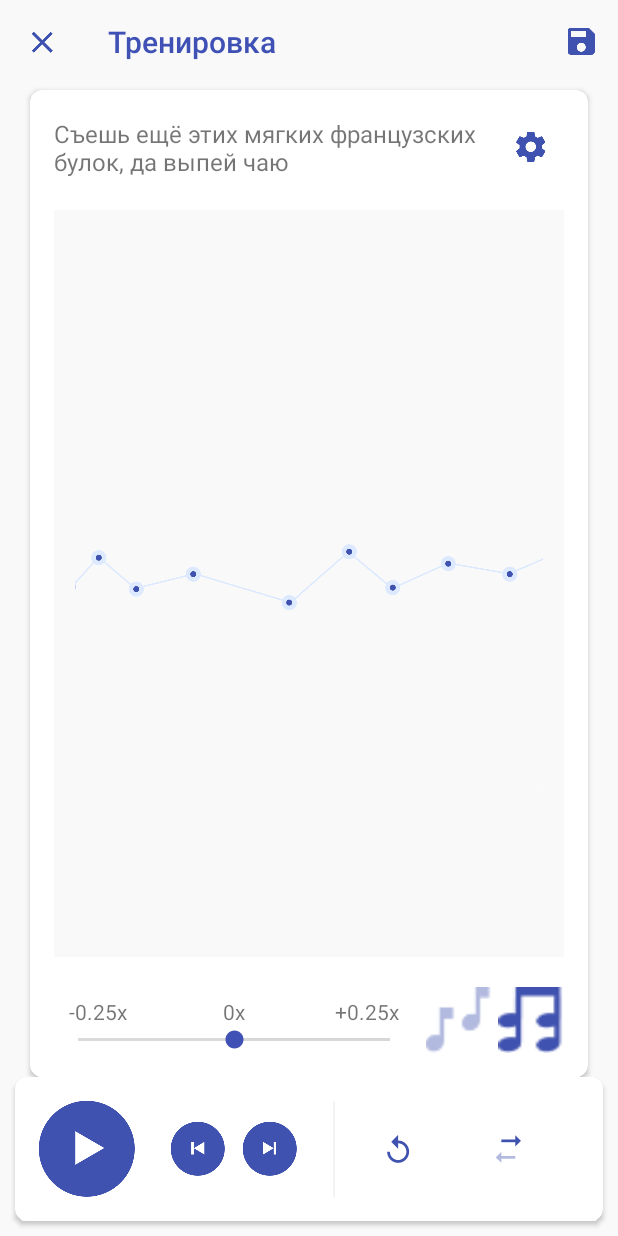
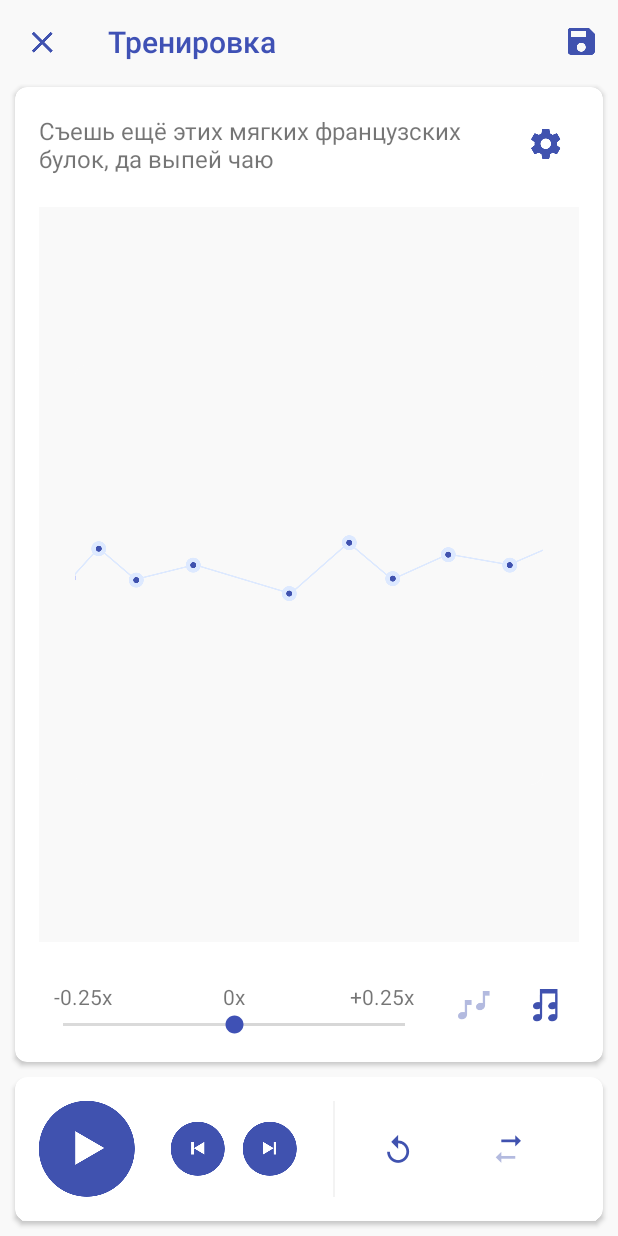
Before and after one commit to mlipkovich/VocalWarmUp, an Android app: the PlayerActivity screen opened directly, with no data from a screen before it, after a tap on an icon or button, on a phone screen of 412 x 824 dp. Run offline under Robolectric (Android 15) with nearby library versions, the phone set to English and light mode, and no system bars; 9 statements that could not run were skipped.

Commit message:
Some layout fixes

```diff
--- a/app/src/main/java/com/berniac/vocalwarmup/ui/player/PlayerActivity.java
+++ b/app/src/main/java/com/berniac/vocalwarmup/ui/player/PlayerActivity.java
@@ -37,7 +37,7 @@ public class PlayerActivity extends PlayerView {
         transaction.commit();
 
         playButton = (ImageButton) findViewById(R.id.play_btn);
-        playButton.setBackgroundResource(R.drawable.ic_player_play);
+        playButton.setImageResource(R.drawable.ic_player_play);
         playButton.setOnClickListener(new View.OnClickListener() {
             @Override
             public void onClick(View v) {
@@ -84,12 +84,12 @@ public class PlayerActivity extends PlayerView {
 
     @Override
     public void changePlayButtonToPause() {
-        playButton.setBackgroundResource(R.drawable.ic_player_pause);
+        playButton.setImageResource(R.drawable.ic_player_pause);
     }
 
     @Override
     public void changePlayButtonToPlay() {
-        playButton.setBackgroundResource(R.drawable.ic_player_play);
+        playButton.setImageResource(R.drawable.ic_player_play);
     }
 
     @Override
--- a/app/src/main/java/com/berniac/vocalwarmup/ui/player/PlayerScreenFragment.java
+++ b/app/src/main/java/com/berniac/vocalwarmup/ui/player/PlayerScreenFragment.java
@@ -54,7 +54,7 @@ public class PlayerScreenFragment extends Fragment {
         });
 
         harmonySwitcherButton = (ImageButton) view.findViewById(R.id.harmony_btn);
-        harmonySwitcherButton.setBackgroundResource(R.drawable.ic_player_harmony_on);
+        harmonySwitcherButton.setImageResource(R.drawable.ic_player_harmony_on);
         harmonySwitcherButton.setOnClickListener(new View.OnClickListener() {
             @Override
             public void onClick(View v) {
@@ -63,7 +63,7 @@ public class PlayerScreenFragment extends Fragment {
         });
 
         melodySwitcherButton = (ImageButton) view.findViewById(R.id.melody_btn);
-        melodySwitcherButton.setBackgroundResource(R.drawable.ic_player_melody_on);
+        melodySwitcherButton.setImageResource(R.drawable.ic_player_melody_on);
         melodySwitcherButton.setOnClickListener(new View.OnClickListener() {
             @Override
             public void onClick(View v) {
@@ -95,18 +95,18 @@ public class PlayerScreenFragment extends Fragment {
     }
 
     public void changeHarmonyButtonToOn() {
-        harmonySwitcherButton.setBackgroundResource(R.drawable.ic_player_harmony_on);
+        harmonySwitcherButton.setImageResource(R.drawable.ic_player_harmony_on);
     }
 
     public void changeHarmonyButtonToOff() {
-        harmonySwitcherButton.setBackgroundResource(R.drawable.ic_player_harmony_off);
+        harmonySwitcherButton.setImageResource(R.drawable.ic_player_harmony_off);
     }
 
     public void changeMelodyButtonToOn() {
-        melodySwitcherButton.setBackgroundResource(R.drawable.ic_player_melody_on);
+        melodySwitcherButton.setImageResource(R.drawable.ic_player_melody_on);
     }
 
     public void changeMelodyButtonToOff() {
-        melodySwitcherButton.setBackgroundResource(R.drawable.ic_player_melody_off);
+        melodySwitcherButton.setImageResource(R.drawable.ic_player_melody_off);
     }
 }
--- a/app/src/main/res/layout/activity_player.xml
+++ b/app/src/main/res/layout/activity_player.xml
@@ -11,9 +11,6 @@
         android:id="@+id/player_fragment_container"
         android:layout_width="0dp"
         android:layout_height="0dp"
-        android:layout_marginTop="2dp"
-        android:layout_marginEnd="@dimen/card_margin"
-        android:layout_marginStart="@dimen/card_margin"
         app:layout_constraintBottom_toTopOf="@+id/player_controls_card"
         app:layout_constraintEnd_toEndOf="parent"
         app:layout_constraintStart_toStartOf="parent"
@@ -39,6 +36,7 @@
                 android:layout_width="wrap_content"
                 android:layout_height="wrap_content"
                 android:background="@android:color/transparent"
+                android:src="@drawable/ic_player_play"
                 app:layout_constraintBottom_toBottomOf="parent"
                 app:layout_constraintStart_toStartOf="parent"
                 app:layout_constraintTop_toTopOf="parent" />
--- a/app/src/main/res/layout/fragment_player_config.xml
+++ b/app/src/main/res/layout/fragment_player_config.xml
@@ -8,6 +8,7 @@
     android:layout_marginTop="2dp"
     android:layout_marginEnd="@dimen/card_margin"
     android:layout_marginStart="@dimen/card_margin"
+    android:layout_marginBottom="@dimen/card_margin"
     app:cardCornerRadius="@dimen/card_corner_radius">
 
     <android.support.constraint.ConstraintLayout
--- a/app/src/main/res/layout/fragment_player_screen.xml
+++ b/app/src/main/res/layout/fragment_player_screen.xml
@@ -8,6 +8,7 @@
     android:layout_marginTop="2dp"
     android:layout_marginEnd="@dimen/card_margin"
     android:layout_marginStart="@dimen/card_margin"
+    android:layout_marginBottom="@dimen/card_margin"
     app:cardCornerRadius="@dimen/card_corner_radius">
 
     <android.support.constraint.ConstraintLayout
@@ -100,6 +101,7 @@
             android:layout_marginEnd="@dimen/player_small_buttons_margin"
             android:layout_marginRight="@dimen/player_small_buttons_margin"
             android:background="@android:color/transparent"
+            android:src="@drawable/ic_player_melody_on"
             app:layout_constraintBottom_toBottomOf="parent"
             app:layout_constraintEnd_toStartOf="@+id/harmony_btn" />
 
@@ -108,6 +110,7 @@
             android:layout_width="@dimen/player_small_buttons_size"
             android:layout_height="@dimen/player_small_buttons_size"
             android:background="@android:color/transparent"
+            android:src="@drawable/ic_player_harmony_on"
             app:layout_constraintBottom_toBottomOf="parent"
             app:layout_constraintEnd_toEndOf="parent" />
 
--- a/build.gradle
+++ b/build.gradle
@@ -5,7 +5,7 @@ buildscript {
         jcenter()
     }
     dependencies {
-        classpath 'com.android.tools.build:gradle:2.3.3'
+        classpath 'com.android.tools.build:gradle:3.0.1'
 
         // NOTE: Do not place your application dependencies here; they belong
         // in the individual module build.gradle files
```
Also changed, not shown: gradle/wrapper/gradle-wrapper.properties.
